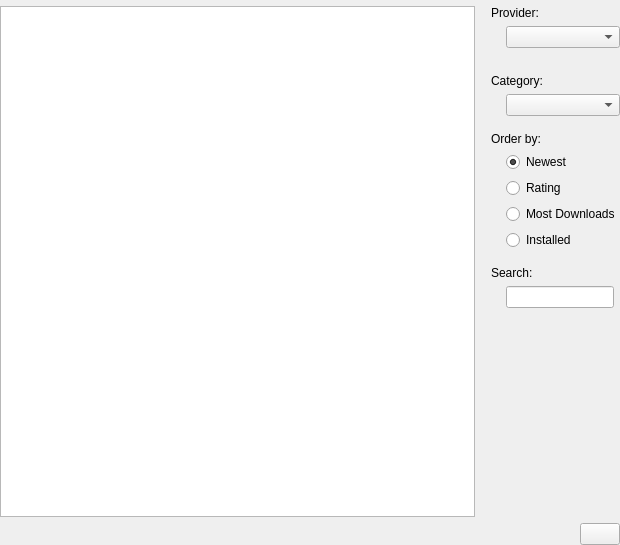
The window that knewstuff/knewstuff3/downloaddialog.ui (KDE/kdelibs) describes before a commit, drawn with Qt 5.
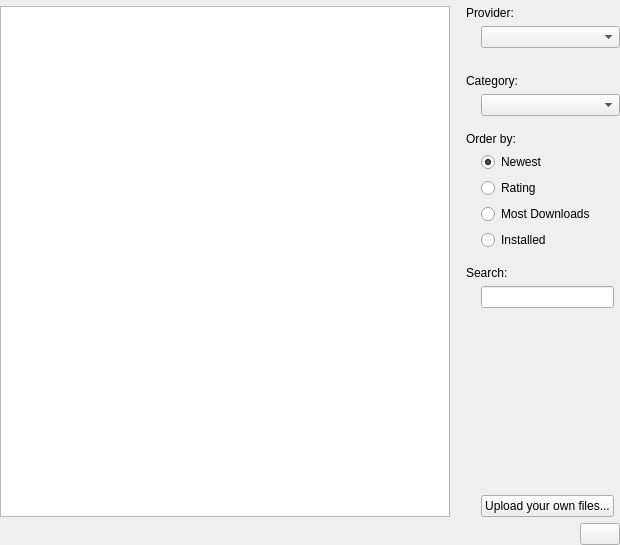
The same window after the commit. Custom widgets are drawn as their Qt base class.

Commit message: add upload button to download dialog

```diff
--- a/knewstuff/knewstuff3/downloaddialog.ui
+++ b/knewstuff/knewstuff3/downloaddialog.ui
@@ -220,6 +220,13 @@
          </property>
         </spacer>
        </item>
+       <item row="15" column="1">
+        <widget class="QPushButton" name="m_uploadButton">
+         <property name="text">
+          <string>Upload your own files...</string>
+         </property>
+        </widget>
+       </item>
       </layout>
      </item>
      <item row="4" column="0" colspan="3">
```
The commit also changes 2 other files.
